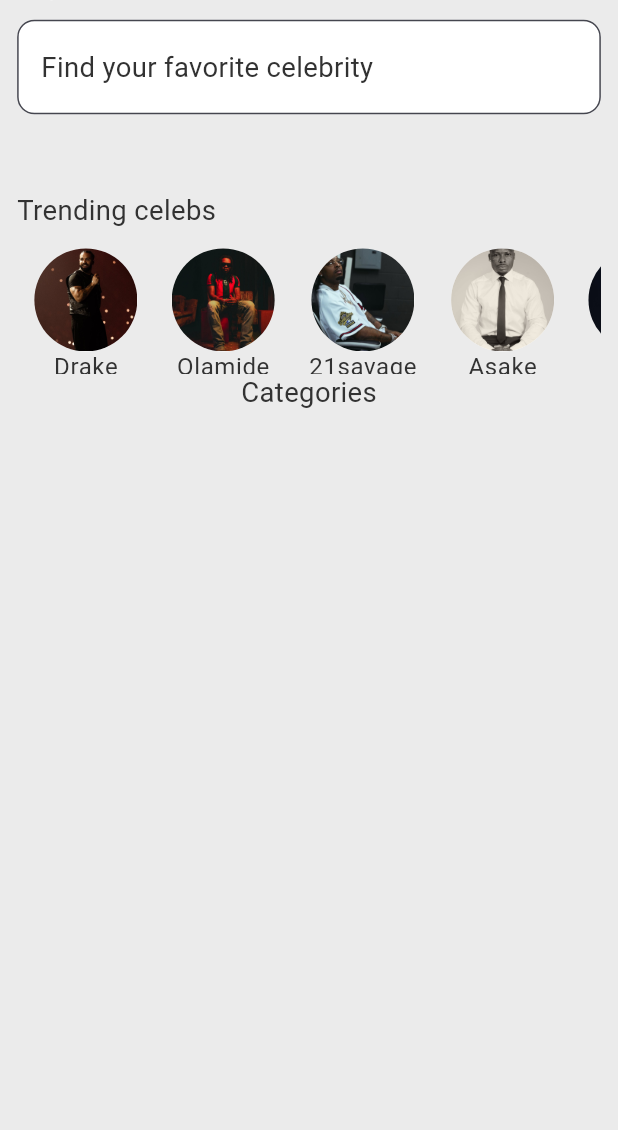
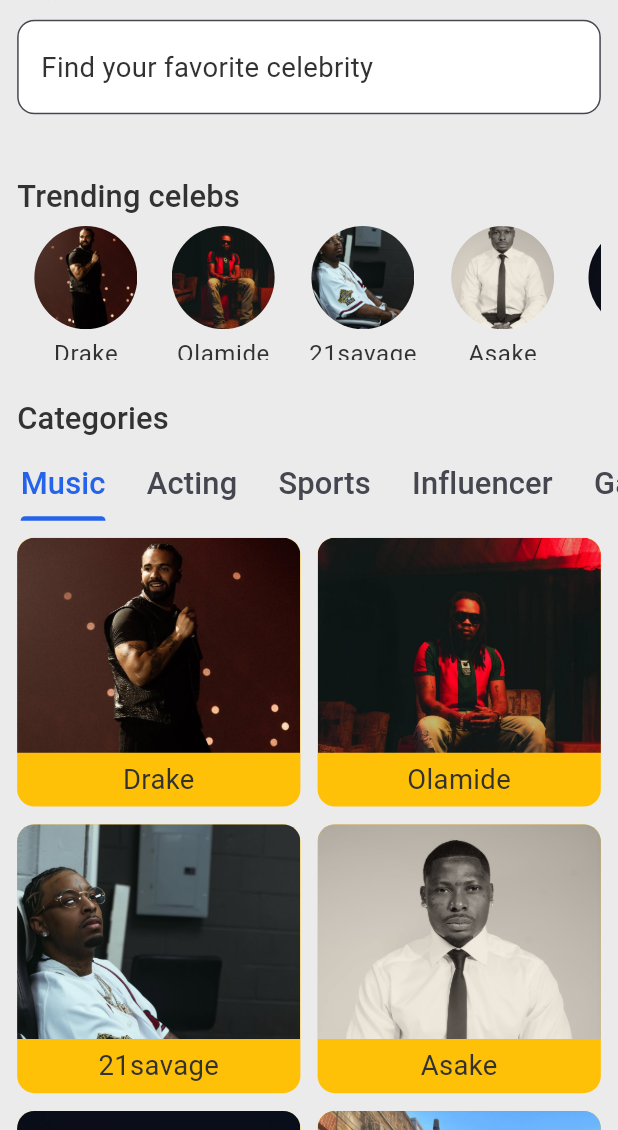
Before and after one commit to ayindequdus22/celeb-voice, a Flutter app: the screen it shows after launch, on a phone screen of 412 x 824 dp, the part 106-1236 px from its top. Run offline on Flutter 3.47's test engine with Material 3 defaults, Android fonts, the phone set to English and light mode, and no system bars; our stand-ins replace flutter_otp_text_field, flutter_screenutil, get, google_fonts, shared_preferences.

Commit message:
Added tabs today

```diff
--- a/lib/model/home_celebrity.dart
+++ b/lib/model/home_celebrity.dart
@@ -20,14 +20,12 @@ List<HomeCelebrityModel> celebModel = [
     name: "Wizkid",
   ),
   HomeCelebrityModel(name: 'Dave', image: 'assets/images/celebrity/dave.jpg'),
-  HomeCelebrityModel(
-    name: "Ruger",
-    image: "assets/images/celebrity/ruger.jpg",
-  ),
+  HomeCelebrityModel(name: "Ruger", image: "assets/images/celebrity/ruger.jpg"),
   HomeCelebrityModel(
     image: "assets/images/celebrity/cench.jpg",
     name: "Central Cee",
-  ), HomeCelebrityModel(name: 'Drake', image: 'assets/images/celebrity/drake.jpg'),
+  ),
+  HomeCelebrityModel(name: 'Drake', image: 'assets/images/celebrity/drake.jpg'),
   HomeCelebrityModel(
     name: "Olamide",
     image: "assets/images/celebrity/olamide1.jpg",
@@ -42,10 +40,89 @@ List<HomeCelebrityModel> celebModel = [
     name: "Wizkid",
   ),
   HomeCelebrityModel(name: 'Dave', image: 'assets/images/celebrity/dave.jpg'),
+  HomeCelebrityModel(name: "Ruger", image: "assets/images/celebrity/ruger.jpg"),
   HomeCelebrityModel(
-    name: "Ruger",
-    image: "assets/images/celebrity/ruger.jpg",
+    image: "assets/images/celebrity/cench.jpg",
+    name: "Central Cee",
   ),
+
+  HomeCelebrityModel(name: 'Drake', image: 'assets/images/celebrity/drake.jpg'),
+  HomeCelebrityModel(
+    name: "Olamide",
+    image: "assets/images/celebrity/olamide1.jpg",
+  ),
+  HomeCelebrityModel(
+    image: "assets/images/celebrity/savage.jpg",
+    name: "21savage",
+  ),
+  HomeCelebrityModel(image: "assets/images/celebrity/asake.jpg", name: "Asake"),
+  HomeCelebrityModel(
+    image: "assets/images/celebrity/wizkid.jpeg",
+    name: "Wizkid",
+  ),
+  HomeCelebrityModel(name: 'Dave', image: 'assets/images/celebrity/dave.jpg'),
+  HomeCelebrityModel(name: "Ruger", image: "assets/images/celebrity/ruger.jpg"),
+  HomeCelebrityModel(
+    image: "assets/images/celebrity/cench.jpg",
+    name: "Central Cee",
+  ),
+  HomeCelebrityModel(name: 'Drake', image: 'assets/images/celebrity/drake.jpg'),
+  HomeCelebrityModel(
+    name: "Olamide",
+    image: "assets/images/celebrity/olamide1.jpg",
+  ),
+  HomeCelebrityModel(
+    image: "assets/images/celebrity/savage.jpg",
+    name: "21savage",
+  ),
+  HomeCelebrityModel(image: "assets/images/celebrity/asake.jpg", name: "Asake"),
+  HomeCelebrityModel(
+    image: "assets/images/celebrity/wizkid.jpeg",
+    name: "Wizkid",
+  ),
+  HomeCelebrityModel(name: 'Dave', image: 'assets/images/celebrity/dave.jpg'),
+  HomeCelebrityModel(name: "Ruger", image: "assets/images/celebrity/ruger.jpg"),
+  HomeCelebrityModel(
+    image: "assets/images/celebrity/cench.jpg",
+    name: "Central Cee",
+  ),
+
+  HomeCelebrityModel(name: 'Drake', image: 'assets/images/celebrity/drake.jpg'),
+  HomeCelebrityModel(
+    name: "Olamide",
+    image: "assets/images/celebrity/olamide1.jpg",
+  ),
+  HomeCelebrityModel(
+    image: "assets/images/celebrity/savage.jpg",
+    name: "21savage",
+  ),
+  HomeCelebrityModel(image: "assets/images/celebrity/asake.jpg", name: "Asake"),
+  HomeCelebrityModel(
+    image: "assets/images/celebrity/wizkid.jpeg",
+    name: "Wizkid",
+  ),
+  HomeCelebrityModel(name: 'Dave', image: 'assets/images/celebrity/dave.jpg'),
+  HomeCelebrityModel(name: "Ruger", image: "assets/images/celebrity/ruger.jpg"),
+  HomeCelebrityModel(
+    image: "assets/images/celebrity/cench.jpg",
+    name: "Central Cee",
+  ),
+  HomeCelebrityModel(name: 'Drake', image: 'assets/images/celebrity/drake.jpg'),
+  HomeCelebrityModel(
+    name: "Olamide",
+    image: "assets/images/celebrity/olamide1.jpg",
+  ),
+  HomeCelebrityModel(
+    image: "assets/images/celebrity/savage.jpg",
+    name: "21savage",
+  ),
+  HomeCelebrityModel(image: "assets/images/celebrity/asake.jpg", name: "Asake"),
+  HomeCelebrityModel(
+    image: "assets/images/celebrity/wizkid.jpeg",
+    name: "Wizkid",
+  ),
+  HomeCelebrityModel(name: 'Dave', image: 'assets/images/celebrity/dave.jpg'),
+  HomeCelebrityModel(name: "Ruger", image: "assets/images/celebrity/ruger.jpg"),
   HomeCelebrityModel(
     image: "assets/images/celebrity/cench.jpg",
     name: "Central Cee",
--- a/lib/screens/home_screen.dart
+++ b/lib/screens/home_screen.dart
@@ -3,42 +3,65 @@ import 'package:celeb_voice/widgets/home/sliver_header.dart';
 import 'package:flutter/material.dart';
 import 'package:flutter_screenutil/flutter_screenutil.dart';
 
-class HomeScreen extends StatelessWidget {
+class HomeScreen extends StatefulWidget {
   const HomeScreen({super.key});
+
+  @override
+  State<HomeScreen> createState() => _HomeScreenState();
+}
+
+class _HomeScreenState extends State<HomeScreen>
+    with SingleTickerProviderStateMixin {
+  late TabController _tabController;
+
+  @override
+  void initState() {
+    super.initState();
+    _tabController = TabController(length: 8, vsync: this);
+  }
+
+  @override
+  void dispose() {
+    _tabController.dispose();
+    super.dispose();
+  }
 
   @override
   Widget build(BuildContext context) {
     final themeContext = Theme.of(context);
     final FocusNode focusNode = FocusNode();
-    // final TextEditingController _controller = TextEditingController();
 
     return Scaffold(
       body: SafeArea(
         child: GestureDetector(
           onTap: () => focusNode.unfocus(),
-          child: Padding(
-            padding: EdgeInsets.symmetric(horizontal: 10.r),
-            child: CustomScrollView(
-              physics: const BouncingScrollPhysics(),
-              slivers: [
-                SliverPersistentHeader(
-                  delegate: MySliverHeaderDelegate(focusNode: focusNode),
-                  floating: true,
-                  // snap: true,
-                ),
-                SliverToBoxAdapter(
+          child: NestedScrollView(
+            headerSliverBuilder: (context, innerBoxIsScrolled) => [
+              /// Profile + Search Header
+              SliverPersistentHeader(
+                delegate: MySliverHeaderDelegate(focusNode: focusNode),
+                floating: true,
+              ),
+
+              /// Trending Celebs
+              SliverToBoxAdapter(
+                child: Padding(
+                  padding: EdgeInsets.symmetric(horizontal: 10.r),
                   child: Column(
-                    spacing: 10.h,
                     crossAxisAlignment: CrossAxisAlignment.start,
                     children: [
                       20.verticalSpace,
-                      Text("Trending celebs"),
+                      Text(
+                        "Trending celebs",
+                        style: themeContext.textTheme.titleSmall,
+                      ),
+                      5.verticalSpace,
                       SizedBox(
-                        height: 70.h,
+                        height: 75.h,
                         child: ListView.builder(
                           scrollDirection: Axis.horizontal,
                           itemCount: 10,
-                          physics: BouncingScrollPhysics(),
+                          physics: const BouncingScrollPhysics(),
                           itemBuilder: (context, index) => Container(
                             margin: EdgeInsets.symmetric(horizontal: 10.r),
                             child: Column(
@@ -49,7 +72,7 @@ class HomeScreen extends StatelessWidget {
                                     celebModel[index].image,
                                   ),
                                 ),
-                                10.horizontalSpace,
+                                5.verticalSpace,
                                 Text(
                                   celebModel[index].name,
                                   style: themeContext.textTheme.bodySmall,
@@ -59,78 +82,116 @@ class HomeScreen extends StatelessWidget {
                           ),
                         ),
                       ),
+                      20.verticalSpace,
+                      Text(
+                        "Categories",
+                        style: themeContext.textTheme.titleSmall,
+                      ),
+                      5.verticalSpace,
                     ],
                   ),
                 ),
-                // SliverPadding(
-                //   padding: EdgeInsets.symmetric(vertical: 10.h),
-                //   sliver: SliverGrid(
-                //     delegate: SliverChildBuilderDelegate((context, index) {
-                //       final celeb = celebModel[index];
-                //       return Container(
-                //         decoration: BoxDecoration(
-                //           color: themeContext.colorScheme.surface,
-                //           borderRadius: BorderRadius.circular(10.r),
-                //           boxShadow: [
-                //             BoxShadow(
-                //               // color: themeContext.colorScheme.shadow,
-                //               blurRadius: 5,
-                //               offset: const Offset(0, 1),
-                //             ),
-                //           ],
-                //         ),
-                //         child: GestureDetector(
-                //           onTap: () => {},
-                //           child: Column(
-                //             crossAxisAlignment: CrossAxisAlignment.center,
-                //             children: [
-                //               ClipRRect(
-                //                 borderRadius: BorderRadius.only(
-                //                   topLeft: Radius.circular(10.r),
-                //                   topRight: Radius.circular(10.r),
-                //                 ),
-                //                 child: Container(
-                //                   decoration: BoxDecoration(
-                //                     borderRadius: BorderRadius.circular(10.r),
-                //                   ),
-                //                   child: Image.asset(
-                //                     celeb.image,
-                //                     height: 120.h,
-                //                     width: double.infinity,
-                //                     fit: BoxFit.cover,
-                //                     alignment: Alignment.topCenter,
-                //                   ),
-                //                 ),
-                //               ),
+              ),
 
-                //               Container(
-                //                 // height: 40.h,
-                //                 alignment: Alignment.center,
-                //                 padding: EdgeInsets.symmetric(horizontal: 6.w),
-                //                 child: Text(
-                //                   celeb.name,
-                //                   style: themeContext.textTheme.bodyMedium,
-                //                   // maxLines: 2, /
-                //                   // overflow: TextOverflow.ellipsis,
-                //                   textAlign: TextAlign.center,
-                //                 ),
-                //               ),
-                //             ],
-                //           ),
-                //         ),
-                //       );
-                //     }, childCount: celebModel.length),
-                //     gridDelegate: SliverGridDelegateWithFixedCrossAxisCount(
-                //       crossAxisCount: 2,
-                //       crossAxisSpacing: 10.w,
-                //       mainAxisSpacing: 10.h,
-                //       // childAspectRatio:0.8,
-                //     ),
-                //   ),
-                // ),
-                SliverToBoxAdapter(
-                  child: Column(children: [Text("Categories")]),
+              /// TabBar (pinned below header)
+              SliverPersistentHeader(
+                pinned: true,
+                delegate: _TabBarDelegate(
+                  TabBar(
+                    physics: const BouncingScrollPhysics(),
+                    dividerColor: Colors.transparent,
+                    controller: _tabController,
+                    isScrollable: true,
+                    tabs: const [
+                      Tab(text: "Music"),
+                      Tab(text: "Acting"),
+                      Tab(text: "Sports"),
+                      Tab(text: "Influencer"),
+                      Tab(text: "Gaming"),
+                      Tab(text: "Theatre"),
+                      Tab(text: "Comedy"),
+                      Tab(text: "Fashion"),
+                    ],
+                  ),
                 ),
+              ),
+            ],
+
+            /// TabBarView Content
+            body: TabBarView(
+              controller: _tabController,
+              children: [
+                /// Music Tab -> Grid
+                Expanded(
+                  child: GridView.builder(
+                    padding: EdgeInsets.all(10.r),
+                    itemCount: celebModel.length,
+                    gridDelegate: SliverGridDelegateWithFixedCrossAxisCount(
+                      crossAxisCount: 2,
+                      crossAxisSpacing: 10.w,
+                      mainAxisSpacing: 10.h,
+                      mainAxisExtent: 150.h,
+                      // childAspectRatio: 0.93,
+                    ),
+                    physics: const BouncingScrollPhysics(),
+                    itemBuilder: (context, index) {
+                      final celeb = celebModel[index];
+                      return Container(
+                        decoration: BoxDecoration(
+                          color: Colors.amber,
+                          // color: themeContext.colorScheme.surface,
+                          borderRadius: BorderRadius.circular(10.r),
+                        ),
+                        child: Column(
+                          crossAxisAlignment: CrossAxisAlignment.center,
+                          children: [
+                            ClipRRect(
+                              borderRadius: BorderRadius.only(
+                                topLeft: Radius.circular(10.r),
+                                topRight: Radius.circular(10.r),
+                              ),
+                              child: Image.asset(
+                                celeb.image,
+                                height: 120.h,
+                                width: double.infinity,
+                                fit: BoxFit.cover,
+                                alignment: Alignment.topCenter,
+                              ),
+                            ),
+                            ClipRRect(
+                              borderRadius: BorderRadius.only(
+                                bottomLeft: Radius.circular(10.r),
+                                bottomRight: Radius.circular(10.r),
+                              ),
+                              child: Container(
+                                height: 30.h,
+                                alignment: Alignment.center,
+
+                                padding: EdgeInsets.symmetric(horizontal: 6.w),
+                                child: Text(
+                                  celeb.name,
+                                  style: themeContext.textTheme.bodyMedium,
+                                  maxLines: 2,
+                                  overflow: TextOverflow.ellipsis,
+                                  textAlign: TextAlign.center,
+                                ),
+                              ),
+                            ),
+                          ],
+                        ),
+                      );
+                    },
+                  ),
+                ),
+
+                /// Other tabs (placeholders for now)
+                const Center(child: Text("Acting")),
+                const Center(child: Text("Sports")),
+                const Center(child: Text("Influencer")),
+                const Center(child: Text("Gaming")),
+                const Center(child: Text("Theatre")),
+                const Center(child: Text("Comedy")),
+                const Center(child: Text("Fashion")),
               ],
             ),
           ),
@@ -139,3 +200,25 @@ class HomeScreen extends StatelessWidget {
     );
   }
 }
+
+/// TabBar Delegate for SliverPersistentHeader
+class _TabBarDelegate extends SliverPersistentHeaderDelegate {
+  final TabBar tabBar;
+  _TabBarDelegate(this.tabBar);
+
+  @override
+  double get minExtent => tabBar.preferredSize.height;
+  @override
+  double get maxExtent => tabBar.preferredSize.height;
+
+  @override
+  Widget build(context, shrinkOffset, overlapsContent) {
+    return Container(
+      color: Theme.of(context).scaffoldBackgroundColor,
+      child: tabBar,
+    );
+  }
+
+  @override
+  bool shouldRebuild(_TabBarDelegate oldDelegate) => false;
+}
--- a/lib/widgets/home/sliver_header.dart
+++ b/lib/widgets/home/sliver_header.dart
@@ -3,7 +3,7 @@ import 'package:flutter/material.dart';
 import 'package:flutter_screenutil/flutter_screenutil.dart';
 
 class MySliverHeaderDelegate extends SliverPersistentHeaderDelegate {
-final FocusNode focusNode;
+  final FocusNode focusNode;
 
   MySliverHeaderDelegate({required this.focusNode});
   @override
@@ -14,6 +14,7 @@ final FocusNode focusNode;
   ) {
     return Container(
       color: Theme.of(context).colorScheme.surface,
+      padding: EdgeInsets.symmetric(horizontal: 10.r),
       alignment: Alignment.center,
       child: Column(
         children: [
```
